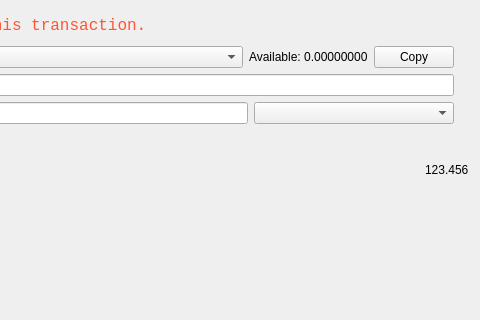
First picture: the form in src/qt/forms/sendmpdialog.ui, repository cimelli/RpdSource, before the edit; both pictures show x 720 to 1200 and y 0 to 320 of the 1200 by 750 pixel window.
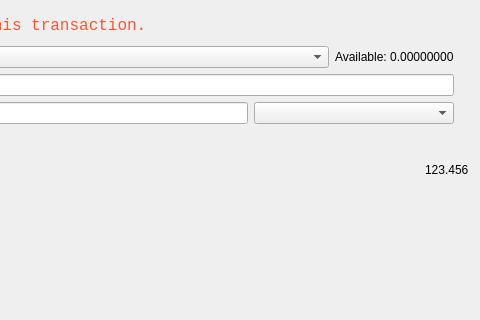
Second picture: the form after the edit.

Diff of the .ui file:
```diff
--- a/src/qt/forms/sendmpdialog.ui
+++ b/src/qt/forms/sendmpdialog.ui
@@ -105,14 +105,7 @@
             <string>Available: 0.00000000</string>
            </property>
            <property name="margin">
-            <number>8,75,8,8</number>
-           </property>
-          </widget>
-         </item>
-         <item>
-          <widget class="QPushButton" name="copyButton">
-           <property name="text">
-            <string>Copy</string>
+                    <number>8</number>
            </property>
           </widget>
          </item>
```
Lines whose indentation alone changed are shown as unchanged.
